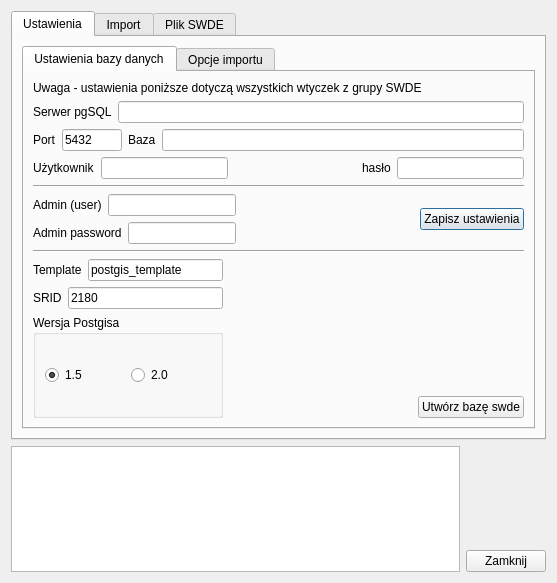
Old version of the form swdeImport/ui_swdeimport.ui in the repository prusinek74/qgisswdeplug.
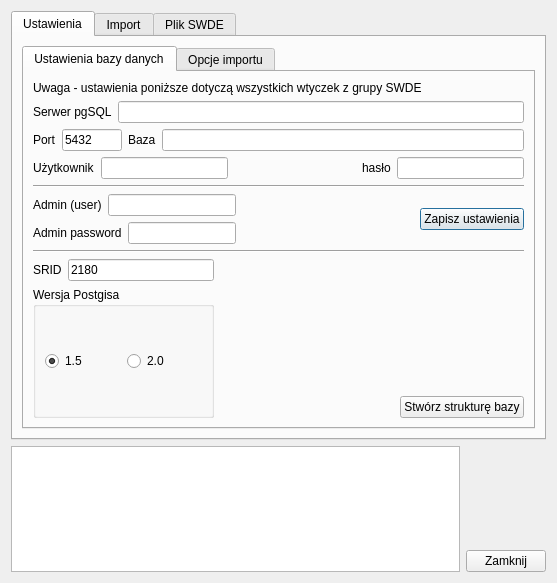
New version of the form. The open tabs and pages were chosen to show the change. Icons and pictures are not drawn.

Commit message: rozpoczęcie prac nad generowaniem struktury bazy z poziomu wtyczki swdeImport

What changed in the file:
```diff
--- a/swdeImport/ui_swdeimport.ui
+++ b/swdeImport/ui_swdeimport.ui
@@ -227,24 +227,6 @@
             <layout class="QHBoxLayout" name="horizontalLayout_27">
              <item>
               <layout class="QVBoxLayout" name="verticalLayout_5">
-               <item>
-                <layout class="QHBoxLayout" name="horizontalLayout_7">
-                 <item>
-                  <widget class="QLabel" name="label_17">
-                   <property name="text">
-                    <string>Template</string>
-                   </property>
-                  </widget>
-                 </item>
-                 <item>
-                  <widget class="QLineEdit" name="leditTemplate">
-                   <property name="text">
-                    <string>postgis_template</string>
-                   </property>
-                  </widget>
-                 </item>
-                </layout>
-               </item>
                <item>
                 <layout class="QHBoxLayout" name="horizontalLayout_11">
                  <item>
@@ -329,7 +311,7 @@
                <item>
                 <widget class="QPushButton" name="pbtnCreateSWDEDB">
                  <property name="text">
-                  <string>Utwórz bazę swde</string>
+                  <string>Stwórz strukturę bazy</string>
                  </property>
                 </widget>
                </item>
```
Left out of the diff: 28 changed lines with no effect on the pictures. The commit also changes 3 other files.
